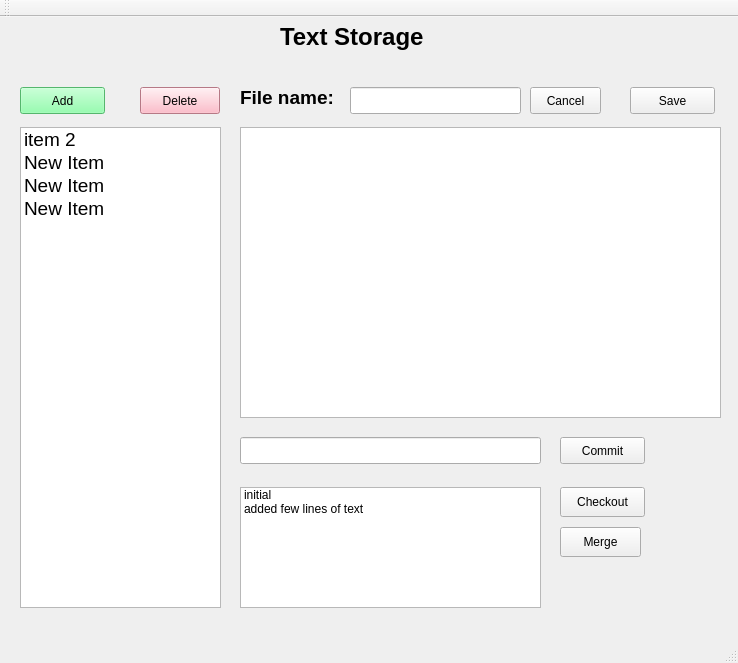
Above: Kurs_qt/mainwindow.ui from Garraty16/TextStorage before the change. Below: the same form after it.
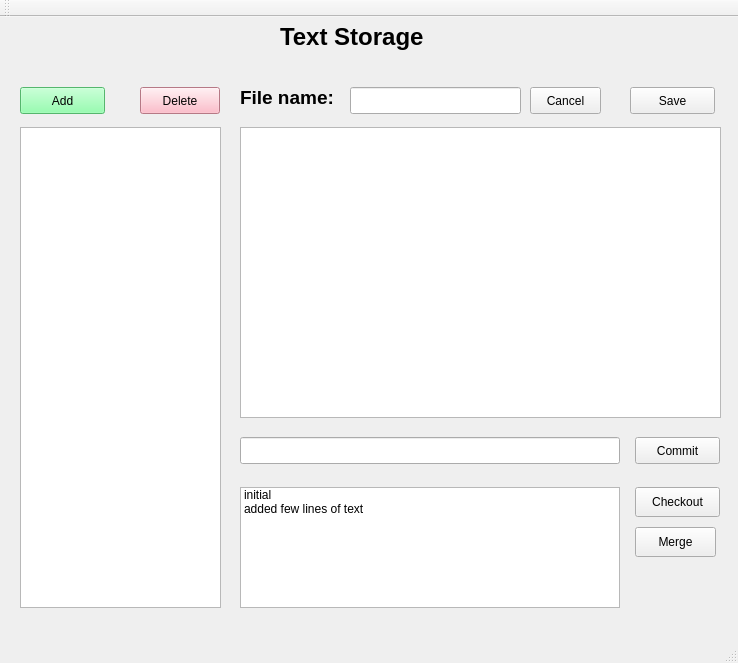
That is the form after the change.

The edit to the form file:
```diff
--- a/Kurs_qt/mainwindow.ui
+++ b/Kurs_qt/mainwindow.ui
@@ -44,26 +44,6 @@
       <pointsize>14</pointsize>
      </font>
     </property>
-    <item>
-     <property name="text">
-      <string>item 2</string>
-     </property>
-    </item>
-    <item>
-     <property name="text">
-      <string>New Item</string>
-     </property>
-    </item>
-    <item>
-     <property name="text">
-      <string>New Item</string>
-     </property>
-    </item>
-    <item>
-     <property name="text">
-      <string>New Item</string>
-     </property>
-    </item>
    </widget>
    <widget class="QPushButton" name="btnAdd">
     <property name="geometry">
@@ -124,7 +104,7 @@
      <rect>
       <x>240</x>
       <y>420</y>
-      <width>301</width>
+      <width>380</width>
       <height>27</height>
      </rect>
     </property>
@@ -132,7 +112,7 @@
    <widget class="QPushButton" name="btnCommit">
     <property name="geometry">
      <rect>
-      <x>560</x>
+      <x>635</x>
       <y>420</y>
       <width>85</width>
       <height>27</height>
@@ -147,7 +127,7 @@
      <rect>
       <x>240</x>
       <y>470</y>
-      <width>301</width>
+      <width>380</width>
       <height>121</height>
      </rect>
     </property>
@@ -165,7 +145,7 @@
    <widget class="QPushButton" name="btnMerge">
     <property name="geometry">
      <rect>
-      <x>560</x>
+      <x>635</x>
       <y>510</y>
       <width>81</width>
       <height>30</height>
@@ -178,7 +158,7 @@
    <widget class="QPushButton" name="btnCheckout">
     <property name="geometry">
      <rect>
-      <x>560</x>
+      <x>635</x>
       <y>470</y>
       <width>85</width>
       <height>30</height>
```
